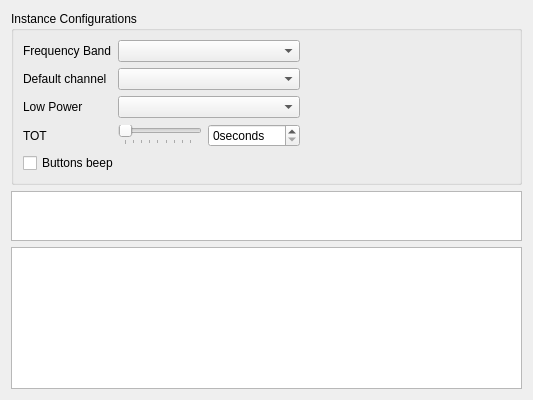
Old version of the form src/app/windows/instance.ui in the repository sardylan/qfm1000.
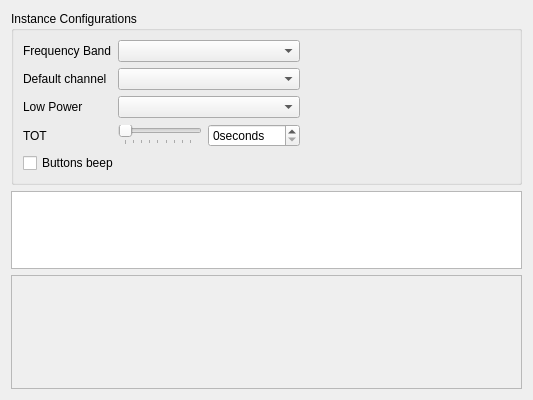
New version of the form. Icons and pictures are not drawn.

Commit message: Adds HEX view widget and integrates it in main instance class

The edit to the form file:
```diff
--- a/src/app/windows/instance.ui
+++ b/src/app/windows/instance.ui
@@ -36,43 +36,7 @@
                 </widget>
             </item>
             <item row="2" column="0">
-                <widget class="QTextEdit" name="hexDataTextEdit">
-                    <property name="minimumSize">
-                        <size>
-                            <width>0</width>
-                            <height>50</height>
-                        </size>
-                    </property>
-                    <property name="font">
-                        <font>
-                            <family>Roboto</family>
-                        </font>
-                    </property>
-                    <property name="readOnly">
-                        <bool>true</bool>
-                    </property>
-                    <property name="markdown">
-                        <string>
-
-
-                        </string>
-                    </property>
-                    <property name="html">
-                        <string>&lt;!DOCTYPE HTML PUBLIC &quot;-//W3C//DTD HTML 4.0//EN&quot; &quot;http://www.w3.org/TR/REC-html40/strict.dtd&quot;&gt;
-                            &lt;html&gt;&lt;head&gt;&lt;meta name=&quot;qrichtext&quot; content=&quot;1&quot; /&gt;&lt;style
-                            type=&quot;text/css&quot;&gt;
-                            p, li { white-space: pre-wrap; }
-                            &lt;/style&gt;&lt;/head&gt;&lt;body style=&quot; font-family:'Roboto'; font-size:9pt;
-                            font-weight:400; font-style:normal;&quot;&gt;
-                            &lt;p style=&quot; margin-top:0px; margin-bottom:0px; margin-left:0px; margin-right:0px;
-                            -qt-block-indent:0; text-indent:0px;&quot;&gt; &lt;/p&gt;
-                            &lt;p style=&quot; margin-top:0px; margin-bottom:0px; margin-left:0px; margin-right:0px;
-                            -qt-block-indent:0; text-indent:0px;&quot;&gt; &lt;/p&gt;
-                            &lt;p style=&quot; margin-top:0px; margin-bottom:0px; margin-left:0px; margin-right:0px;
-                            -qt-block-indent:0; text-indent:0px;&quot;&gt; &lt;/p&gt;&lt;/body&gt;&lt;/html&gt;
-                        </string>
-                    </property>
-                </widget>
+                <widget class="QScrollArea" name="hexDataScrollArea"/>
             </item>
             <item row="0" column="0">
                 <widget class="QGroupBox" name="eepromGroupBox">
```
The commit also changes 15 other files.
